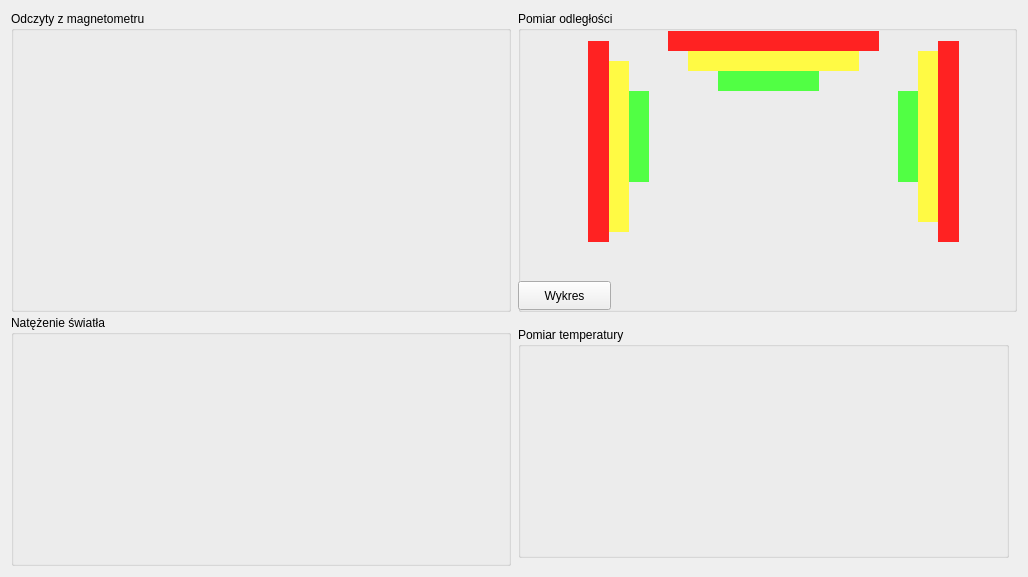
Before: the Qt Designer form form.ui in olala10/wds, drawn with Qt 5.
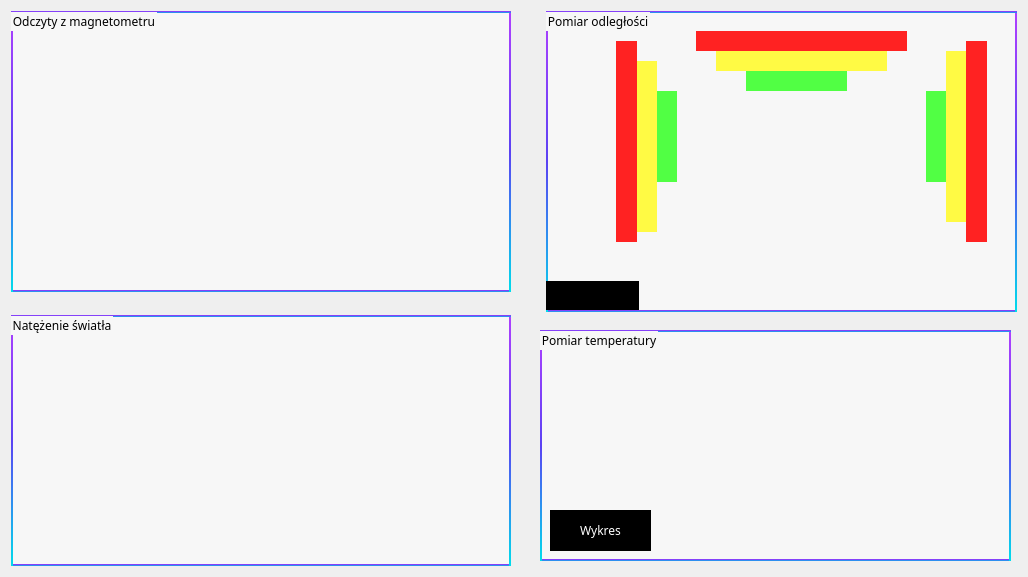
After: the same form once the commit is applied.

```diff
--- a/form.ui
+++ b/form.ui
@@ -13,15 +13,26 @@
   <property name="windowTitle">
    <string>Form</string>
   </property>
+  <property name="styleSheet">
+   <string notr="true">background-color: none</string>
+  </property>
   <widget class="QGroupBox" name="groupBox">
    <property name="geometry">
     <rect>
      <x>11</x>
      <y>11</y>
      <width>500</width>
-     <height>301</height>
+     <height>281</height>
     </rect>
    </property>
+   <property name="styleSheet">
+    <string notr="true">background-color: rgba(255, 255, 255, 0.5);
+  border: 2px solid qlineargradient(spread:pad, x1:0.5, y1:0, x2:0.5, y2:1, stop:0 rgba(175, 64, 255, 255), stop:0.5 rgba(91, 66, 243, 255), stop:1 rgba(0, 221, 235, 255));
+  color: black;
+  font-family: Phantomsans, sans-serif;
+  text-decoration: none;
+</string>
+   </property>
    <property name="title">
     <string>Odczyty z magnetometru</string>
    </property>
@@ -29,12 +40,20 @@
   <widget class="QGroupBox" name="groupBoxDistance">
    <property name="geometry">
     <rect>
-     <x>518</x>
+     <x>546</x>
      <y>11</y>
-     <width>499</width>
+     <width>471</width>
      <height>301</height>
     </rect>
    </property>
+   <property name="styleSheet">
+    <string notr="true">background-color: rgba(255, 255, 255, 0.5);
+  border: 2px solid qlineargradient(spread:pad, x1:0.5, y1:0, x2:0.5, y2:1, stop:0 rgba(175, 64, 255, 255), stop:0.5 rgba(91, 66, 243, 255), stop:1 rgba(0, 221, 235, 255));
+  color: black;
+  font-family: Phantomsans, sans-serif;
+  text-decoration: none;
+</string>
+   </property>
    <property name="title">
     <string>Pomiar odległości</string>
    </property>
@@ -47,6 +66,10 @@
       <height>29</height>
      </rect>
     </property>
+    <property name="styleSheet">
+     <string notr="true">background-color: black;
+border: none;</string>
+    </property>
     <property name="text">
      <string>Wykres</string>
     </property>
@@ -61,7 +84,8 @@
      </rect>
     </property>
     <property name="styleSheet">
-     <string notr="true"> background-color: #51ff44;</string>
+     <string notr="true"> background-color: #51ff44;
+border: none;</string>
     </property>
     <property name="text">
      <string/>
@@ -78,7 +102,7 @@
     </property>
     <property name="styleSheet">
      <string notr="true"> background-color:#51ff44;
-</string>
+border: none;</string>
     </property>
     <property name="text">
      <string/>
@@ -94,7 +118,8 @@
      </rect>
     </property>
     <property name="styleSheet">
-     <string notr="true">background-color:#51ff44;</string>
+     <string notr="true">background-color:#51ff44;
+border: none;</string>
     </property>
     <property name="text">
      <string/>
@@ -110,7 +135,8 @@
      </rect>
     </property>
     <property name="styleSheet">
-     <string notr="true"> background-color: #fffa44;</string>
+     <string notr="true"> background-color: #fffa44;
+border: none;</string>
     </property>
     <property name="text">
      <string/>
@@ -126,7 +152,8 @@
      </rect>
     </property>
     <property name="styleSheet">
-     <string notr="true"> background-color: #fffa44;</string>
+     <string notr="true"> background-color: #fffa44;
+border: none;</string>
     </property>
     <property name="text">
      <string/>
@@ -142,7 +169,8 @@
      </rect>
     </property>
     <property name="styleSheet">
-     <string notr="true"> background-color: #fffa44;</string>
+     <string notr="true"> background-color: #fffa44;
+border: none;</string>
     </property>
     <property name="text">
      <string/>
@@ -158,7 +186,8 @@
      </rect>
     </property>
     <property name="styleSheet">
-     <string notr="true"> background-color:  #ff2222;</string>
+     <string notr="true"> background-color:  #ff2222;
+border: none;</string>
     </property>
     <property name="text">
      <string/>
@@ -175,6 +204,7 @@
     </property>
     <property name="styleSheet">
      <string notr="true"> background-color:  #ff2222;
+border: none;
 </string>
     </property>
     <property name="text">
@@ -191,7 +221,8 @@
      </rect>
     </property>
     <property name="styleSheet">
-     <string notr="true"> background-color:  #ff2222;</string>
+     <string notr="true"> background-color:  #ff2222;
+border: none;</string>
     </property>
     <property name="text">
      <string/>
@@ -207,6 +238,14 @@
      <height>251</height>
     </rect>
    </property>
+   <property name="styleSheet">
+    <string notr="true">background-color: rgba(255, 255, 255, 0.5);
+  border: 2px solid qlineargradient(spread:pad, x1:0.5, y1:0, x2:0.5, y2:1, stop:0 rgba(175, 64, 255, 255), stop:0.5 rgba(91, 66, 243, 255), stop:1 rgba(0, 221, 235, 255));
+  color: black;
+  font-family: Phantomsans, sans-serif;
+  text-decoration: none;
+</string>
+   </property>
    <property name="title">
     <string>Natężenie światła</string>
    </property>
@@ -214,16 +253,54 @@
   <widget class="QGroupBox" name="groupBox_4">
    <property name="geometry">
     <rect>
-     <x>518</x>
-     <y>327</y>
-     <width>491</width>
+     <x>540</x>
+     <y>330</y>
+     <width>471</width>
      <height>231</height>
     </rect>
    </property>
+   <property name="styleSheet">
+    <string notr="true">background-color: rgba(255, 255, 255, 0.5);
+  border: 2px solid qlineargradient(spread:pad, x1:0.5, y1:0, x2:0.5, y2:1, stop:0 rgba(175, 64, 255, 255), stop:0.5 rgba(91, 66, 243, 255), stop:1 rgba(0, 221, 235, 255));
+  color: black;
+  font-family: Phantomsans, sans-serif;
+  text-decoration: none;
+</string>
+   </property>
    <property name="title">
     <string>Pomiar temperatury</string>
    </property>
-   <layout class="QGridLayout" name="gridLayout"/>
+   <widget class="QPushButton" name="pushButtonTemperature">
+    <property name="geometry">
+     <rect>
+      <x>10</x>
+      <y>180</y>
+      <width>101</width>
+      <height>41</height>
+     </rect>
+    </property>
+    <property name="styleSheet">
+     <string notr="true">.QPushButton{
+background-color: black;
+color: white;
+border: none;
+}
+
+.QPushButton:hover {
+  border: 2px solid rgba(255, 255, 255, 70);
+}
+
+.QPushButton:pressed {
+background-color: rgba(255, 255, 255, 50);
+
+    border: 2px solid  rgba(255, 255, 255, 70);
+}
+</string>
+    </property>
+    <property name="text">
+     <string>Wykres</string>
+    </property>
+   </widget>
   </widget>
  </widget>
  <resources/>
```
Left out of the diff: 17 changed lines with no effect on the pictures.
